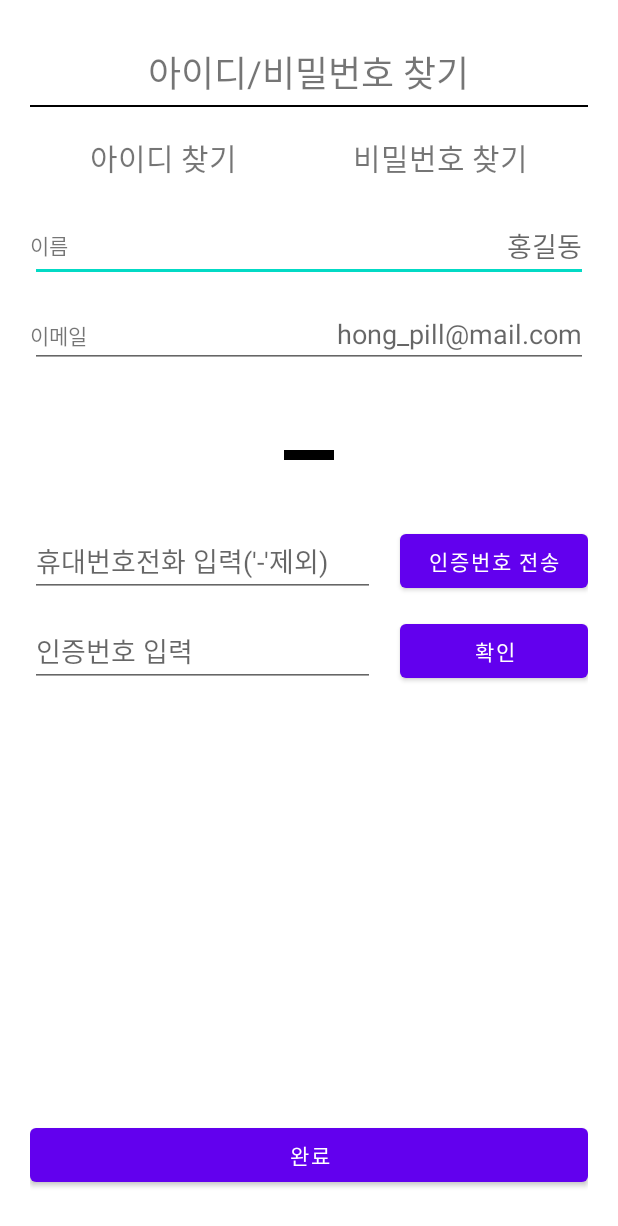
After one commit to teamcadi/project-android-careapp, an Android app: the FindIdAndPwActivity screen opened directly, with no data from a screen before it, on a phone screen of 412 x 824 dp. The commit adds this screen. Shown: the top 1226 px of the screen. Run offline under Robolectric (Android 15) with nearby library versions, the phone set to English and light mode, and no system bars.

Commit message:
Add: 타이블바 삭제, FindIdAndPwActivity 추가

```diff
--- a/app/src/main/AndroidManifest.xml
+++ b/app/src/main/AndroidManifest.xml
@@ -12,7 +12,8 @@
         android:roundIcon="@mipmap/ic_launcher_round"
         android:supportsRtl="true"
         android:theme="@style/Theme.MyApaAndroid">
-        <activity android:name=".MemberJoinDetail"></activity>
+        <activity android:name=".FindIdAndPwActivity"></activity>
+        <activity android:name=".MemberJoinDetail" />
         <activity android:name=".MemberJoinBasic" />
         <activity android:name=".LoginActivity" />
         <activity android:name=".SplashActivity">
--- /dev/null
+++ b/app/src/main/java/kr/teamcadi/myapa/FindIdAndPwActivity.java
@@ -0,0 +1,16 @@
+package kr.teamcadi.myapa;
+
+import androidx.appcompat.app.AppCompatActivity;
+
+import android.os.Bundle;
+
+// 화면 설명 : 아이디/비밀번호 찾기 화면
+// Author : Soohyun, Last Modified : 2020.11.28
+public class FindIdAndPwActivity extends AppCompatActivity {
+
+    @Override
+    protected void onCreate(Bundle savedInstanceState) {
+        super.onCreate(savedInstanceState);
+        setContentView(R.layout.activity_find_id_and_pw);
+    }
+}
--- a/app/src/main/java/kr/teamcadi/myapa/LoginActivity.java
+++ b/app/src/main/java/kr/teamcadi/myapa/LoginActivity.java
@@ -2,6 +2,7 @@ package kr.teamcadi.myapa;
 
 import androidx.appcompat.app.AppCompatActivity;
 
+import android.content.Intent;
 import android.os.Bundle;
 import android.view.View;
 import android.widget.Button;
@@ -11,7 +12,7 @@ import android.widget.TextView;
 import android.widget.Toast;
 
 // 화면 설명 : 로그인 화면
-// Author : Jang Su Hyun, Last Modified : 2020.11.14
+// Author : Soohyun, Last Modified : 2020.11.28
 public class LoginActivity extends AppCompatActivity
 {
     @Override
@@ -25,7 +26,7 @@ public class LoginActivity extends AppCompatActivity
         CheckBox check_autologin = (CheckBox)findViewById(R.id.cb_autologin);
         TextView findIdAndPassword = (TextView)findViewById(R.id.tv_findIdAndPassword);
         Button btn_login = (Button)findViewById(R.id.btn_login);
-        Button btn_save = (Button)findViewById(R.id.btn_signup);
+        Button btn_signup = (Button)findViewById(R.id.btn_signup);
 
         btn_login.setOnClickListener(new View.OnClickListener()
         {
@@ -44,5 +45,19 @@ public class LoginActivity extends AppCompatActivity
                     Toast.makeText(getApplicationContext(),"로그인 성공", Toast.LENGTH_LONG).show();
             }
         });
+
+        findIdAndPassword.setOnClickListener(new View.OnClickListener() {
+            @Override
+            public void onClick(View view) {
+                startActivity(new Intent(LoginActivity.this, FindIdAndPwActivity.class));
+            }
+        });
+
+        btn_signup.setOnClickListener(new View.OnClickListener() {
+            @Override
+            public void onClick(View view) {
+                startActivity(new Intent(LoginActivity.this, MemberJoinBasic.class));
+            }
+        });
     }
 }
--- /dev/null
+++ b/app/src/main/res/layout/activity_find_id_and_pw.xml
@@ -0,0 +1,124 @@
+<?xml version="1.0" encoding="utf-8"?>
+<RelativeLayout xmlns:android="http://schemas.android.com/apk/res/android"
+    xmlns:app="http://schemas.android.com/apk/res-auto"
+    xmlns:tools="http://schemas.android.com/tools"
+    android:layout_width="match_parent"
+    android:layout_height="match_parent"
+    android:layout_marginStart="20dp"
+    android:layout_marginEnd="20dp"
+    android:layout_gravity="center">
+
+    <TextView
+        android:layout_width="wrap_content"
+        android:layout_height="wrap_content"
+        android:layout_marginTop="30dp"
+        android:text="아이디/비밀번호 찾기"
+        android:textSize="24sp"
+        android:layout_centerHorizontal="true"/>
+
+    <View
+        android:layout_width="match_parent"
+        android:layout_height="2px"
+        android:background="#000000"
+        android:layout_marginTop="70dp"/>
+
+    <TextView
+        android:layout_width="wrap_content"
+        android:layout_height="wrap_content"
+        android:layout_marginTop="90dp"
+        android:layout_alignParentLeft="true"
+        android:layout_marginLeft="40dp"
+        android:text="아이디 찾기"
+        android:textSize="20sp"/>
+
+    <TextView
+        android:layout_width="wrap_content"
+        android:layout_height="wrap_content"
+        android:layout_marginTop="90dp"
+        android:layout_alignParentRight="true"
+        android:layout_marginRight="40dp"
+        android:text="비밀번호 찾기"
+        android:textSize="20sp"/>
+
+    <TextView
+        android:layout_width="wrap_content"
+        android:layout_height="wrap_content"
+        android:layout_marginTop="140dp"
+        android:layout_alignBaseline="@id/ev_name"
+        android:text="이름"/>
+
+    <EditText
+        android:id="@+id/ev_name"
+        android:layout_width="match_parent"
+        android:layout_height="wrap_content"
+        android:layout_marginTop="140dp"
+        android:inputType="textPersonName"
+        android:hint="홍길동"
+        android:gravity="right"/>
+
+    <TextView
+        android:layout_width="wrap_content"
+        android:layout_height="wrap_content"
+        android:layout_marginTop="140dp"
+        android:layout_alignBaseline="@id/ev_email"
+        android:text="이메일"/>
+
+    <EditText
+        android:id="@+id/ev_email"
+        android:layout_width="match_parent"
+        android:layout_height="wrap_content"
+        android:layout_marginTop="200dp"
+        android:inputType="textEmailAddress"
+        android:hint="hong_pill@mail.com"
+        android:gravity="right"/>
+
+    <View
+        android:layout_width="50px"
+        android:layout_height="10px"
+        android:background="#000000"
+        android:layout_marginTop="300dp"
+        android:layout_centerHorizontal="true"/>
+
+    <EditText
+        android:id="@+id/ev_phoneNumber"
+        android:layout_width="230dp"
+        android:layout_height="wrap_content"
+        android:layout_marginTop="350dp"
+        android:inputType="phone"
+        android:hint="휴대번호전화 입력('-'제외)"/>
+
+    <Button
+        android:id="@+id/btn_send_certificationNumber"
+        android:layout_width="125dp"
+        android:layout_height="wrap_content"
+        android:layout_marginTop="350dp"
+        android:layout_alignParentEnd="true"
+        android:layout_alignParentRight="true"
+        android:text="인증번호 전송"/>
+
+    <EditText
+        android:id="@+id/ev_certificationNumber"
+        android:layout_width="230dp"
+        android:layout_height="wrap_content"
+        android:layout_marginTop="410dp"
+        android:inputType="number"
+        android:hint="인증번호 입력"/>
+
+    <Button
+        android:id="@+id/btn_indentify_certifiationNumber"
+        android:layout_width="125dp"
+        android:layout_height="wrap_content"
+        android:layout_marginTop="410dp"
+        android:layout_alignParentEnd="true"
+        android:layout_alignParentRight="true"
+        android:text="확인"/>
+
+    <Button
+        android:id="@+id/btn_finish"
+        android:layout_width="match_parent"
+        android:layout_height="wrap_content"
+        android:layout_alignParentBottom="true"
+        android:layout_marginBottom="30dp"
+        android:text="완료"/>
+
+</RelativeLayout>
--- a/app/src/main/res/values/themes.xml
+++ b/app/src/main/res/values/themes.xml
@@ -12,5 +12,9 @@
         <!-- Status bar color. -->
         <item name="android:statusBarColor" tools:targetApi="l">?attr/colorPrimaryVariant</item>
         <!-- Customize your theme here. -->
+
+        <!--No Title Bar-->
+        <item name="windowActionBar">false</item>
+        <item name="windowNoTitle">true</item>
     </style>
 </resources>
```
